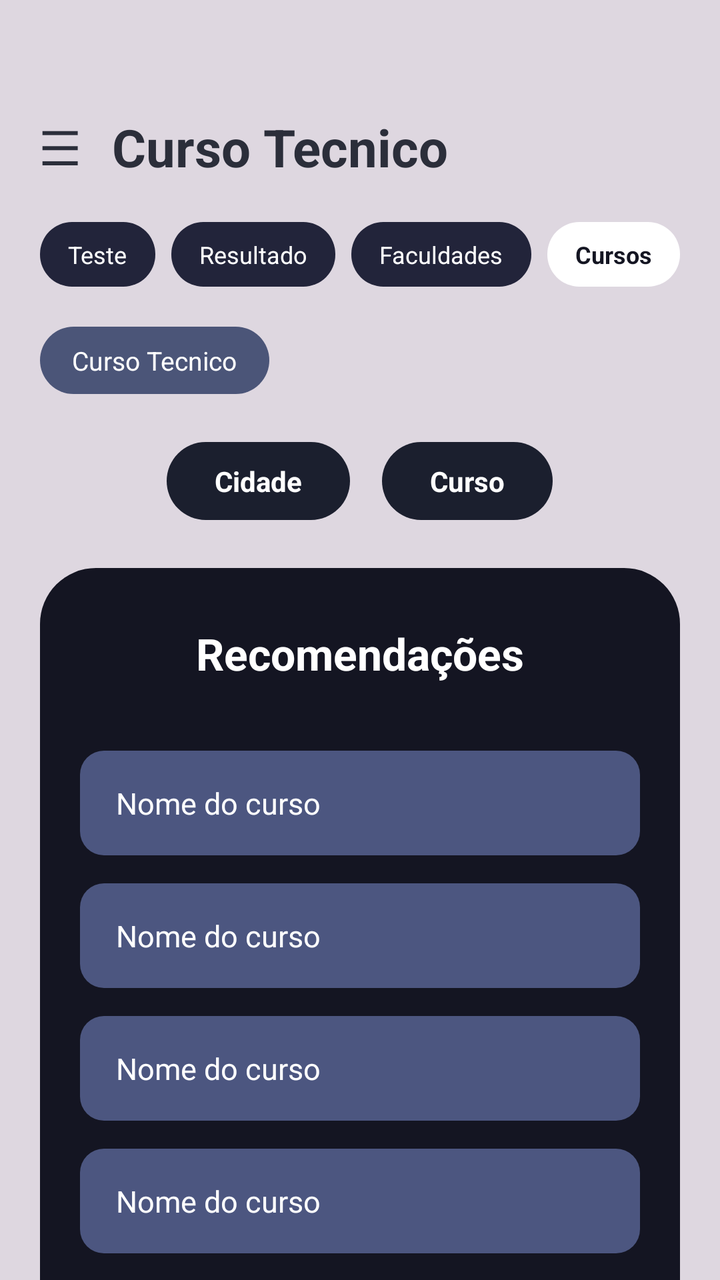
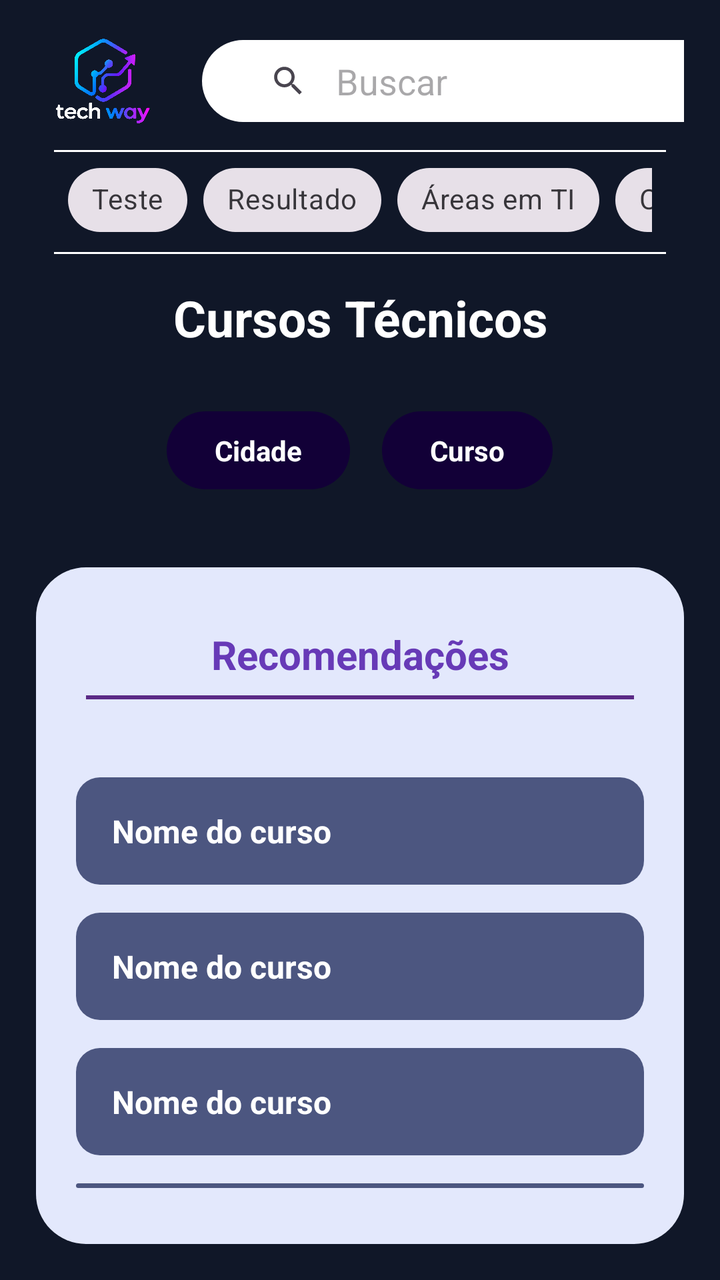

Before-and-after screenshots of an Android layout around one commit, followed by the original layout XML and the change that was made.
<!-- AndroidManifest.xml: application theme Theme.TechWayTCC -->
<!-- res/layout/activity_curso_tecnico.xml -->
<?xml version="1.0" encoding="utf-8"?>
<androidx.constraintlayout.widget.ConstraintLayout xmlns:android="http://schemas.android.com/apk/res/android"
    xmlns:app="http://schemas.android.com/apk/res-auto"
    android:layout_width="match_parent"
    android:layout_height="match_parent"
    android:background="#DED7E0">

    <androidx.core.widget.NestedScrollView
        android:layout_width="0dp"
        android:layout_height="0dp"
        app:layout_constraintBottom_toBottomOf="parent"
        app:layout_constraintEnd_toEndOf="parent"
        app:layout_constraintHorizontal_bias="0.0"
        app:layout_constraintStart_toStartOf="parent"
        app:layout_constraintTop_toTopOf="parent"
        app:layout_constraintVertical_bias="1.0">

        <LinearLayout
            android:layout_width="match_parent"
            android:layout_height="wrap_content"
            android:orientation="vertical"
            android:paddingStart="20dp"
            android:paddingTop="56dp"
            android:paddingEnd="20dp"
            android:paddingBottom="32dp">


            <LinearLayout
                android:layout_width="match_parent"
                android:layout_height="wrap_content"
                android:gravity="center_vertical"
                android:orientation="horizontal">

                <TextView
                    android:id="@+id/btnMenu"
                    android:layout_width="wrap_content"
                    android:layout_height="wrap_content"
                    android:layout_marginEnd="16dp"
                    android:text="☰"
                    android:textColor="#2B2E3A"
                    android:textSize="24sp" />

                <TextView
                    android:layout_width="wrap_content"
                    android:layout_height="wrap_content"
                    android:text="Curso Tecnico"
                    android:textColor="#2B2E3A"
                    android:textSize="26sp"
                    android:textStyle="bold" />

            </LinearLayout>


            <HorizontalScrollView
                android:layout_width="match_parent"
                android:layout_height="wrap_content"
                android:layout_marginTop="20dp"
                android:scrollbars="none">

                <LinearLayout
                    android:layout_width="wrap_content"
                    android:layout_height="wrap_content"
                    android:orientation="horizontal">

                    <TextView
                        android:id="@+id/tabTeste"
                        style="@style/TabItem"
                        android:text="Teste" />

                    <TextView
                        android:id="@+id/tabResultado"
                        style="@style/TabItem"
                        android:text="Resultado" />

                    <TextView
                        android:id="@+id/tabFaculdades"
                        style="@style/TabItem"
                        android:text="Faculdades" />

                    <TextView
                        android:id="@+id/tabCursos"
                        style="@style/TabItemSelecionado"
                        android:text="Cursos" />

                </LinearLayout>
            </HorizontalScrollView>


            <TextView
                android:id="@+id/tagCursoTecnico"
                android:layout_width="wrap_content"
                android:layout_height="wrap_content"
                android:layout_marginTop="20dp"
                android:background="@drawable/bg_tag_curso"
                android:paddingStart="16dp"
                android:paddingTop="8dp"
                android:paddingEnd="16dp"
                android:paddingBottom="8dp"
                android:text="Curso Tecnico"
                android:textColor="#FFFFFF"
                android:textSize="13sp" />


            <LinearLayout
                android:layout_width="match_parent"
                android:layout_height="wrap_content"
                android:layout_marginTop="24dp"
                android:gravity="center"
                android:orientation="horizontal">

                <TextView
                    android:id="@+id/filtroCidade"
                    android:layout_width="wrap_content"
                    android:layout_height="wrap_content"
                    android:layout_marginEnd="16dp"
                    android:background="@drawable/bg_pill_filtro"
                    android:paddingStart="24dp"
                    android:paddingTop="10dp"
                    android:paddingEnd="24dp"
                    android:paddingBottom="10dp"
                    android:text="Cidade"
                    android:textColor="#FFFFFF"
                    android:textSize="14sp"
                    android:textStyle="bold" />

                <TextView
                    android:id="@+id/filtroCurso"
                    android:layout_width="wrap_content"
                    android:layout_height="wrap_content"
                    android:background="@drawable/bg_pill_filtro"
                    android:paddingStart="24dp"
                    android:paddingTop="10dp"
                    android:paddingEnd="24dp"
                    android:paddingBottom="10dp"
                    android:text="Curso"
                    android:textColor="#FFFFFF"
                    android:textSize="14sp"
                    android:textStyle="bold" />

            </LinearLayout>


            <LinearLayout
                android:layout_width="match_parent"
                android:layout_height="wrap_content"
                android:layout_marginTop="24dp"
                android:background="@drawable/bg_card_dark_rounded"
                android:orientation="vertical"
                android:paddingStart="20dp"
                android:paddingTop="28dp"
                android:paddingEnd="20dp"
                android:paddingBottom="28dp">

                <TextView
                    android:layout_width="match_parent"
                    android:layout_height="wrap_content"
                    android:gravity="center"
                    android:text="Recomendações"
                    android:textColor="#FFFFFF"
                    android:textSize="22sp"
                    android:textStyle="bold" />

                <LinearLayout
                    android:id="@+id/listaCursos"
                    android:layout_width="match_parent"
                    android:layout_height="wrap_content"
                    android:layout_marginTop="20dp"
                    android:orientation="vertical">

                    <TextView
                        android:id="@+id/curso1"
                        style="@style/BotaoCurso"
                        android:text="Nome do curso" />

                    <TextView
                        android:id="@+id/curso2"
                        style="@style/BotaoCurso"
                        android:text="Nome do curso" />

                    <TextView
                        android:id="@+id/curso3"
                        style="@style/BotaoCurso"
                        android:text="Nome do curso" />

                    <TextView
                        android:id="@+id/curso4"
                        style="@style/BotaoCurso"
                        android:text="Nome do curso" />

                    <TextView
                        android:id="@+id/curso5"
                        style="@style/BotaoCurso"
                        android:text="Nome do curso" />

                    <TextView
                        android:id="@+id/curso6"
                        style="@style/BotaoCurso"
                        android:text="Nome do curso" />

                </LinearLayout>

            </LinearLayout>

        </LinearLayout>
    </androidx.core.widget.NestedScrollView>

</androidx.constraintlayout.widget.ConstraintLayout>
<!-- resources referenced by this layout -->
<resources>
  <!-- drawable bg_card_dark_rounded (drawable) -->
  <?xml version="1.0" encoding="utf-8"?>
  <shape xmlns:android="http://schemas.android.com/apk/res/android"
      android:shape="rectangle">
      <solid android:color="#141522" />
      <corners android:radius="28dp" />
  </shape>
  <!-- drawable bg_pill_filtro (drawable) -->
  <?xml version="1.0" encoding="utf-8"?>
  <shape xmlns:android="http://schemas.android.com/apk/res/android"
      android:shape="rectangle">
      <solid android:color="#1B1F2E" />
      <corners android:radius="24dp" />
  </shape>
  <!-- drawable bg_tag_curso (drawable) -->
  <?xml version="1.0" encoding="utf-8"?>
  <shape xmlns:android="http://schemas.android.com/apk/res/android"
      android:shape="rectangle">
      <solid android:color="#4B5578" />
      <corners android:radius="20dp" />
  </shape>
  <style name="BotaoCurso">
          <item name="android:layout_width">match_parent</item>
          <item name="android:layout_height">wrap_content</item>
          <item name="android:layout_marginTop">14dp</item>
          <item name="android:background">@drawable/bg_button_curso</item>
          <item name="android:paddingStart">18dp</item>
          <item name="android:paddingTop">16dp</item>
          <item name="android:paddingEnd">10dp</item>
          <item name="android:paddingBottom">16dp</item>
          <item name="android:textColor">#FFFFFF</item>
          <item name="android:textSize">15sp</item>
          <item name="android:clickable">true</item>
          <item name="android:focusable">true</item>
      </style>
  <style name="TabItem">
          <item name="android:layout_width">wrap_content</item>
          <item name="android:layout_height">wrap_content</item>
          <item name="android:layout_marginEnd">8dp</item>
          <item name="android:paddingStart">14dp</item>
          <item name="android:paddingTop">8dp</item>
          <item name="android:paddingEnd">14dp</item>
          <item name="android:paddingBottom">8dp</item>
          <item name="android:background">@drawable/bg_tab_normal</item>
          <item name="android:textColor">#FFFFFF</item>
          <item name="android:textSize">12sp</item>
      </style>
  <style name="TabItemSelecionado">
          <item name="android:layout_width">wrap_content</item>
          <item name="android:layout_height">wrap_content</item>
          <item name="android:layout_marginEnd">8dp</item>
          <item name="android:paddingStart">14dp</item>
          <item name="android:paddingTop">8dp</item>
          <item name="android:paddingEnd">14dp</item>
          <item name="android:paddingBottom">8dp</item>
          <item name="android:background">@drawable/bg_tab_selecionado</item>
          <item name="android:textColor">#141522</item>
          <item name="android:textSize">12sp</item>
          <item name="android:textStyle">bold</item>
      </style>
  <style name="Theme.TechWayTCC" parent="Base.Theme.TechWayTCC" />
  <!-- drawable bg_button_curso (drawable) -->
  <?xml version="1.0" encoding="utf-8"?>
  <shape xmlns:android="http://schemas.android.com/apk/res/android"
      android:shape="rectangle">
      <solid android:color="#4C5680" />
      <corners android:radius="12dp" />
  </shape>
  <!-- drawable bg_tab_normal (drawable) -->
  <?xml version="1.0" encoding="utf-8"?>
  <shape xmlns:android="http://schemas.android.com/apk/res/android"
      android:shape="rectangle">
      <solid android:color="#22243A" />
      <corners android:radius="16dp" />
  </shape>
  <!-- drawable bg_tab_selecionado (drawable) -->
  <?xml version="1.0" encoding="utf-8"?>
  <shape xmlns:android="http://schemas.android.com/apk/res/android"
      android:shape="rectangle">
      <solid android:color="#FFFFFF" />
      <corners android:radius="16dp" />
  </shape>
  <style name="Base.Theme.TechWayTCC" parent="Theme.Material3.DayNight.NoActionBar">
          
          
      </style>
</resources>

<!-- the commit's change to res/layout/activity_curso_tecnico.xml (unified diff, before → after) -->
@@ -3,108 +3,135 @@
     xmlns:app="http://schemas.android.com/apk/res-auto"
     android:layout_width="match_parent"
     android:layout_height="match_parent"
-    android:background="#DED7E0">
-
-    <androidx.core.widget.NestedScrollView
-        android:layout_width="0dp"
-        android:layout_height="0dp"
-        app:layout_constraintBottom_toBottomOf="parent"
-        app:layout_constraintEnd_toEndOf="parent"
-        app:layout_constraintHorizontal_bias="0.0"
-        app:layout_constraintStart_toStartOf="parent"
-        app:layout_constraintTop_toTopOf="parent"
-        app:layout_constraintVertical_bias="1.0">
+    android:background="#101728"
+    android:padding="18dp"
+    android:orientation="vertical">
+
+    <LinearLayout
+        android:layout_width="match_parent"
+        android:layout_height="match_parent"
+        android:orientation="vertical"
+        android:gravity="center_vertical">
 
         <LinearLayout
-            android:layout_width="match_parent"
-            android:layout_height="wrap_content"
-            android:orientation="vertical"
-            android:paddingStart="20dp"
-            android:paddingTop="56dp"
-            android:paddingEnd="20dp"
-            android:paddingBottom="32dp">
-
-
-            <LinearLayout
                 android:layout_width="match_parent"
                 android:layout_height="wrap_content"
                 android:gravity="center_vertical"
                 android:orientation="horizontal">
 
-                <TextView
-                    android:id="@+id/btnMenu"
-                    android:layout_width="wrap_content"
-                    android:layout_height="wrap_content"
-                    android:layout_marginEnd="16dp"
-                    android:text="☰"
-                    android:textColor="#2B2E3A"
-                    android:textSize="24sp" />
-
-                <TextView
-                    android:layout_width="wrap_content"
-                    android:layout_height="wrap_content"
-                    android:text="Curso Tecnico"
-                    android:textColor="#2B2E3A"
-                    android:textSize="26sp"
-                    android:textStyle="bold" />
-
-            </LinearLayout>
-
-
-            <HorizontalScrollView
-                android:layout_width="match_parent"
-                android:layout_height="wrap_content"
-                android:layout_marginTop="20dp"
-                android:scrollbars="none">
-
                 <LinearLayout
-                    android:layout_width="wrap_content"
-                    android:layout_height="wrap_content"
+                    android:layout_width="49dp"
+                    android:layout_height="45dp"
+                    android:padding="11dp"
+                    android:orientation="horizontal"
+                    android:layout_marginStart="9dp"
+                    android:background="@drawable/logo">
+                </LinearLayout>
+
+                <LinearLayout
+                    android:id="@+id/conteiner_Barra2"
+                    android:layout_width="match_parent"
+                    android:layout_height="41dp"
+                    android:layout_marginLeft="25dp"
                     android:orientation="horizontal">
-
-                    <TextView
-                        android:id="@+id/tabTeste"
-                        style="@style/TabItem"
-                        android:text="Teste" />
-
-                    <TextView
-                        android:id="@+id/tabResultado"
-                        style="@style/TabItem"
-                        android:text="Resultado" />
-
-                    <TextView
-                        android:id="@+id/tabFaculdades"
-                        style="@style/TabItem"
-                        android:text="Faculdades" />
-
-                    <TextView
-                        android:id="@+id/tabCursos"
-                        style="@style/TabItemSelecionado"
-                        android:text="Cursos" />
+                    <androidx.appcompat.widget.SearchView
+
+                        android:id="@+id/barra_pesquisa2"
+                        android:layout_width="280dp"
+                        android:layout_height="wrap_content"
+                        android:background="@drawable/barra_arredondada"
+                        android:gravity="center"
+                        android:padding="11dp"
+                        app:iconifiedByDefault="false"
+                        app:queryBackground="@null"
+                        app:queryHint="Buscar" />
 
                 </LinearLayout>
-            </HorizontalScrollView>
-
+
+            </LinearLayout>
+
+            <View
+            android:layout_width="match_parent"
+            android:layout_height="1dp"
+            android:layout_marginTop="12dp"
+            android:layout_marginStart="9dp"
+            android:layout_marginEnd="9dp"
+            android:background="#FFFFFF" />
+
+            <LinearLayout
+                android:layout_width="match_parent"
+                android:layout_height="wrap_content"
+                android:gravity="center_vertical"
+                android:orientation="horizontal">
+
+                <HorizontalScrollView
+                    android:layout_width="match_parent"
+                    android:layout_height="wrap_content"
+                    android:scrollbars="none"
+                    android:paddingStart="16dp"
+                    android:paddingEnd="16dp">
+
+                    <com.google.android.material.chip.ChipGroup
+                        android:layout_width="wrap_content"
+                        android:layout_height="wrap_content"
+                        android:orientation="horizontal">
+
+                        <com.google.android.material.chip.Chip
+                            android:id="@+id/chipTeste"
+                            style="@style/Widget.MaterialComponents.Chip.Choice"
+                            android:layout_width="wrap_content"
+                            android:layout_height="wrap_content"
+                            android:text="Teste" />
+
+                        <com.google.android.material.chip.Chip
+                            android:id="@+id/chipResultado"
+                            style="@style/Widget.MaterialComponents.Chip.Choice"
+                            android:layout_width="wrap_content"
+                            android:layout_height="wrap_content"
+                            android:text="Resultado" />
+
+                        <com.google.android.material.chip.Chip
+                            android:id="@+id/chipAreas"
+                            style="@style/Widget.MaterialComponents.Chip.Choice"
+                            android:layout_width="wrap_content"
+                            android:layout_height="wrap_content"
+                            android:text="Áreas em TI" />
+
+                        <com.google.android.material.chip.Chip
+                            android:id="@+id/chipCursos"
+                            style="@style/Widget.MaterialComponents.Chip.Choice"
+                            android:layout_width="wrap_content"
+                            android:layout_height="wrap_content"
+                            android:text="Cursos" />
+
+                    </com.google.android.material.chip.ChipGroup>
+                </HorizontalScrollView>
+
+            </LinearLayout>
+
+            <View
+                android:layout_width="match_parent"
+                android:layout_height="1dp"
+                android:layout_marginTop="2dp"
+                android:layout_marginStart="9dp"
+                android:layout_marginEnd="9dp"
+                android:background="#FFFFFF" />
 
             <TextView
-                android:id="@+id/tagCursoTecnico"
                 android:layout_width="wrap_content"
                 android:layout_height="wrap_content"
-                android:layout_marginTop="20dp"
-                android:background="@drawable/bg_tag_curso"
-                android:paddingStart="16dp"
-                android:paddingTop="8dp"
-                android:paddingEnd="16dp"
-                android:paddingBottom="8dp"
-                android:text="Curso Tecnico"
-                android:textColor="#FFFFFF"
-                android:textSize="13sp" />
-
+                android:layout_margin="15dp"
+                android:layout_gravity="center"
+                android:text="Cursos Técnicos"
+                android:gravity="center"
+                android:textStyle="bold"
+                android:textColor="@color/white"
+                android:textSize="25sp"/>
 
             <LinearLayout
                 android:layout_width="match_parent"
                 android:layout_height="wrap_content"
-                android:layout_marginTop="24dp"
+                android:layout_margin="15dp"
                 android:gravity="center"
                 android:orientation="horizontal">
 
@@ -139,12 +166,11 @@
 
             </LinearLayout>
 
-
-            <LinearLayout
+        <LinearLayout
                 android:layout_width="match_parent"
                 android:layout_height="wrap_content"
                 android:layout_marginTop="24dp"
-                android:background="@drawable/bg_card_dark_rounded"
+                android:background="@drawable/fundo_arredondado"
                 android:orientation="vertical"
                 android:paddingStart="20dp"
                 android:paddingTop="28dp"
@@ -156,9 +182,19 @@
                     android:layout_height="wrap_content"
                     android:gravity="center"
                     android:text="Recomendações"
-                    android:textColor="#FFFFFF"
-                    android:textSize="22sp"
-                    android:textStyle="bold" />
+                    android:textColor="#673AB7"
+                    android:textSize="20sp"
+                    android:textStyle="bold"
+                    android:layout_margin="2dp"/>
+
+            <View
+                android:layout_width="match_parent"
+                android:layout_height="2dp"
+                android:layout_marginTop="10dp"
+                android:layout_marginBottom="12dp"
+                android:background="#5B2A86"
+                android:layout_margin="5dp"/>
+
 
                 <LinearLayout
                     android:id="@+id/listaCursos"
@@ -170,38 +206,49 @@
                     <TextView
                         android:id="@+id/curso1"
                         style="@style/BotaoCurso"
-                        android:text="Nome do curso" />
+                        android:text="Nome do curso"
+                        android:textStyle="bold"
+                        android:textSize="16sp"/>
 
                     <TextView
                         android:id="@+id/curso2"
                         style="@style/BotaoCurso"
-                        android:text="Nome do curso" />
+                        android:text="Nome do curso"
+                        android:textStyle="bold"
+                        android:textSize="16sp"/>
 
                     <TextView
                         android:id="@+id/curso3"
                         style="@style/BotaoCurso"
-                        android:text="Nome do curso" />
+                        android:text="Nome do curso"
+                        android:textStyle="bold"
+                        android:textSize="16sp"/>
 
                     <TextView
                         android:id="@+id/curso4"
                         style="@style/BotaoCurso"
-                        android:text="Nome do curso" />
+                        android:text="Nome do curso"
+                        android:textStyle="bold"
+                        android:textSize="16sp"/>
 
                     <TextView
                         android:id="@+id/curso5"
                         style="@style/BotaoCurso"
-                        android:text="Nome do curso" />
+                        android:text="Nome do curso"
+                        android:textStyle="bold"
+                        android:textSize="16sp"/>
 
                     <TextView
                         android:id="@+id/curso6"
                         style="@style/BotaoCurso"
-                        android:text="Nome do curso" />
+                        android:text="Nome do curso"
+                        android:textStyle="bold"
+                        android:textSize="16sp"/>
 
                 </LinearLayout>
 
             </LinearLayout>
 
-        </LinearLayout>
-    </androidx.core.widget.NestedScrollView>
+    </LinearLayout>
 
 </androidx.constraintlayout.widget.ConstraintLayout>
<!-- resource entries referenced after the edit -->
@@ -1,26 +1,36 @@
 <!-- resources referenced by this layout -->
 <resources>
-  <!-- drawable bg_card_dark_rounded (drawable) -->
+  <color name="white">#FFFFFFFF</color>
+  <!-- drawable barra_arredondada (drawable) -->
   <?xml version="1.0" encoding="utf-8"?>
   <shape xmlns:android="http://schemas.android.com/apk/res/android"
       android:shape="rectangle">
-      <solid android:color="#141522" />
-      <corners android:radius="28dp" />
+  
+      <solid android:color="@color/white"/>
+      <corners android:radius="22dp"/>
+  
+  
   </shape>
   <!-- drawable bg_pill_filtro (drawable) -->
   <?xml version="1.0" encoding="utf-8"?>
   <shape xmlns:android="http://schemas.android.com/apk/res/android"
       android:shape="rectangle">
-      <solid android:color="#1B1F2E" />
+      <solid android:color="#120037" />
       <corners android:radius="24dp" />
   </shape>
-  <!-- drawable bg_tag_curso (drawable) -->
-  <?xml version="1.0" encoding="utf-8"?>
-  <shape xmlns:android="http://schemas.android.com/apk/res/android"
+  <!-- drawable fundo_arredondado (drawable) -->
+  <shape
+  
+      xmlns:android="http://schemas.android.com/apk/res/android"
+  
       android:shape="rectangle">
-      <solid android:color="#4B5578" />
-      <corners android:radius="20dp" />
+  
+      <solid android:color="#E3E8FC"/>
+  
+      <corners android:radius="25dp"/>
+  
   </shape>
+  <!-- drawable logo: png bitmap (drawable, 471142 bytes) -->
   <style name="BotaoCurso">
           <item name="android:layout_width">match_parent</item>
           <item name="android:layout_height">wrap_content</item>
@@ -35,31 +45,6 @@
           <item name="android:clickable">true</item>
           <item name="android:focusable">true</item>
       </style>
-  <style name="TabItem">
-          <item name="android:layout_width">wrap_content</item>
-          <item name="android:layout_height">wrap_content</item>
-          <item name="android:layout_marginEnd">8dp</item>
-          <item name="android:paddingStart">14dp</item>
-          <item name="android:paddingTop">8dp</item>
-          <item name="android:paddingEnd">14dp</item>
-          <item name="android:paddingBottom">8dp</item>
-          <item name="android:background">@drawable/bg_tab_normal</item>
-          <item name="android:textColor">#FFFFFF</item>
-          <item name="android:textSize">12sp</item>
-      </style>
-  <style name="TabItemSelecionado">
-          <item name="android:layout_width">wrap_content</item>
-          <item name="android:layout_height">wrap_content</item>
-          <item name="android:layout_marginEnd">8dp</item>
-          <item name="android:paddingStart">14dp</item>
-          <item name="android:paddingTop">8dp</item>
-          <item name="android:paddingEnd">14dp</item>
-          <item name="android:paddingBottom">8dp</item>
-          <item name="android:background">@drawable/bg_tab_selecionado</item>
-          <item name="android:textColor">#141522</item>
-          <item name="android:textSize">12sp</item>
-          <item name="android:textStyle">bold</item>
-      </style>
   <style name="Theme.TechWayTCC" parent="Base.Theme.TechWayTCC" />
   <!-- drawable bg_button_curso (drawable) -->
   <?xml version="1.0" encoding="utf-8"?>
@@ -68,20 +53,6 @@
       <solid android:color="#4C5680" />
       <corners android:radius="12dp" />
   </shape>
-  <!-- drawable bg_tab_normal (drawable) -->
-  <?xml version="1.0" encoding="utf-8"?>
-  <shape xmlns:android="http://schemas.android.com/apk/res/android"
-      android:shape="rectangle">
-      <solid android:color="#22243A" />
-      <corners android:radius="16dp" />
-  </shape>
-  <!-- drawable bg_tab_selecionado (drawable) -->
-  <?xml version="1.0" encoding="utf-8"?>
-  <shape xmlns:android="http://schemas.android.com/apk/res/android"
-      android:shape="rectangle">
-      <solid android:color="#FFFFFF" />
-      <corners android:radius="16dp" />
-  </shape>
   <style name="Base.Theme.TechWayTCC" parent="Theme.Material3.DayNight.NoActionBar">
           
           
